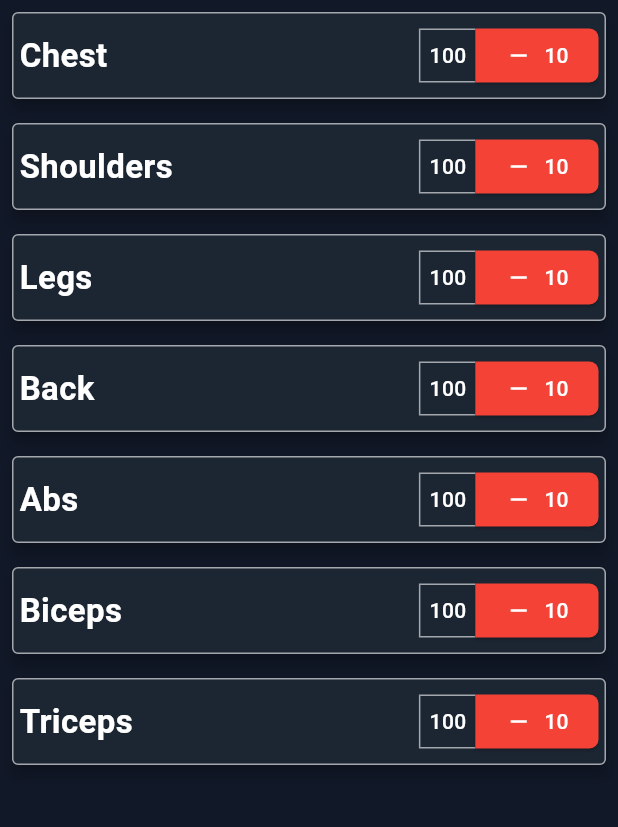
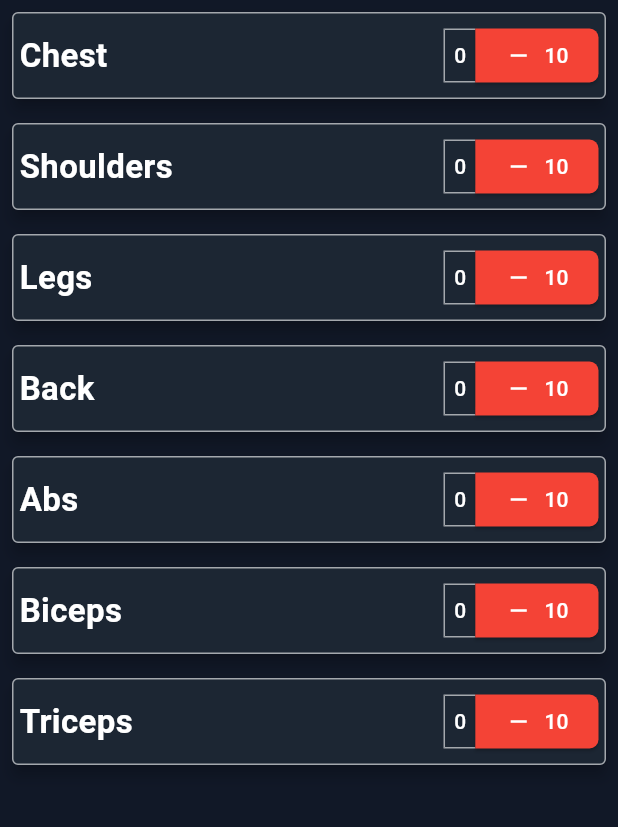
Before and after one commit to RandaeGS/exercise_tracker, a Flutter app: the screen it shows after launch, on a phone screen of 412 x 824 dp, the part 84-911 px from its top. Run offline on Flutter 3.47's test engine with Material 3 defaults, Android fonts, the phone set to English and light mode, and no system bars; our stand-ins replace sqflite; accounts and stored records are empty.

Commit message:
pass exercise info to widget as parameters

```diff
--- a/lib/exercise_item.dart
+++ b/lib/exercise_item.dart
@@ -2,8 +2,16 @@ import 'package:flutter/material.dart';
 
 class ExerciseItem extends StatefulWidget {
   final String name;
+  final int amount;
+  final int removeAmount;
+  final int id;
 
-  const ExerciseItem({super.key, required this.name});
+  const ExerciseItem(
+      {super.key,
+      required this.name,
+      required this.amount,
+      required this.removeAmount,
+      required this.id});
 
   @override
   State<ExerciseItem> createState() => _ExerciseItemState();
@@ -50,7 +58,7 @@ class _ExerciseItemState extends State<ExerciseItem> {
                       child: Padding(
                         padding: EdgeInsets.all(6),
                         child: Text(
-                          "100",
+                          "${widget.amount}",
                           overflow: TextOverflow.fade,
                           style: TextStyle(
                             fontWeight: FontWeight.w500,
@@ -62,7 +70,7 @@ class _ExerciseItemState extends State<ExerciseItem> {
                     ElevatedButton.icon(
                       onPressed: () => {},
                       label: Text(
-                        "10",
+                        "${widget.removeAmount}",
                         style: TextStyle(color: Colors.white),
                       ),
                       icon: Icon(
@@ -72,7 +80,7 @@ class _ExerciseItemState extends State<ExerciseItem> {
                       style: ElevatedButton.styleFrom(
                         backgroundColor: Colors.red,
                         minimumSize: Size.square(36),
-                        maximumSize: Size(85,36),
+                        maximumSize: Size(85, 36),
                         shape: RoundedRectangleBorder(
                           borderRadius: BorderRadius.only(
                               topRight: Radius.circular(6),
--- a/lib/main.dart
+++ b/lib/main.dart
@@ -84,16 +84,17 @@ class _MyHomePageState extends State<MyHomePage> {
       ),
       body: Container(
         color: Color(0xff111827),
-        child: ListView(
-          children: [
-            ExerciseItem(name: "Chest"),
-            ExerciseItem(name: "Shoulders"),
-            ExerciseItem(name: "Legs"),
-            ExerciseItem(name: "Back"),
-            ExerciseItem(name: "Abs"),
-            ExerciseItem(name: "Biceps"),
-            ExerciseItem(name: "Triceps"),
-          ],
+        child: ListView.builder(
+          itemCount: exercises.length,
+          itemBuilder: (context, index) {
+            final exercise = exercises[index];
+            return ExerciseItem(
+              id: exercise.id,
+              name: exercise.name,
+              amount: exercise.amount,
+              removeAmount: exercise.removeAmount,
+            );
+          },
         ),
       ),
     );
```
